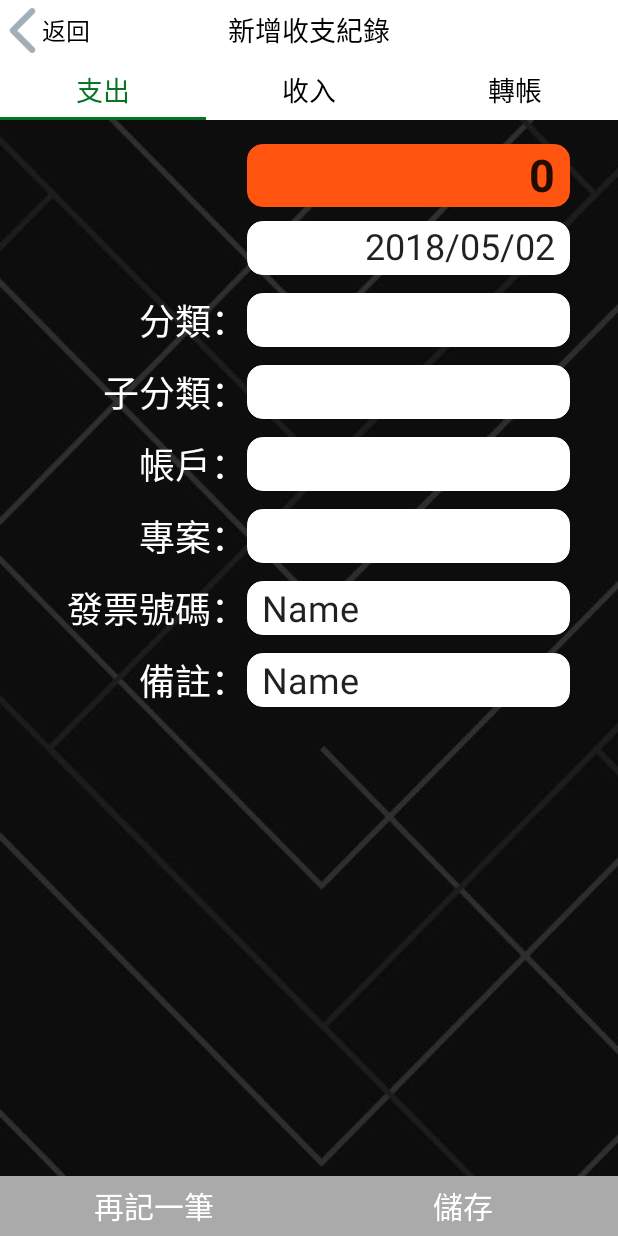
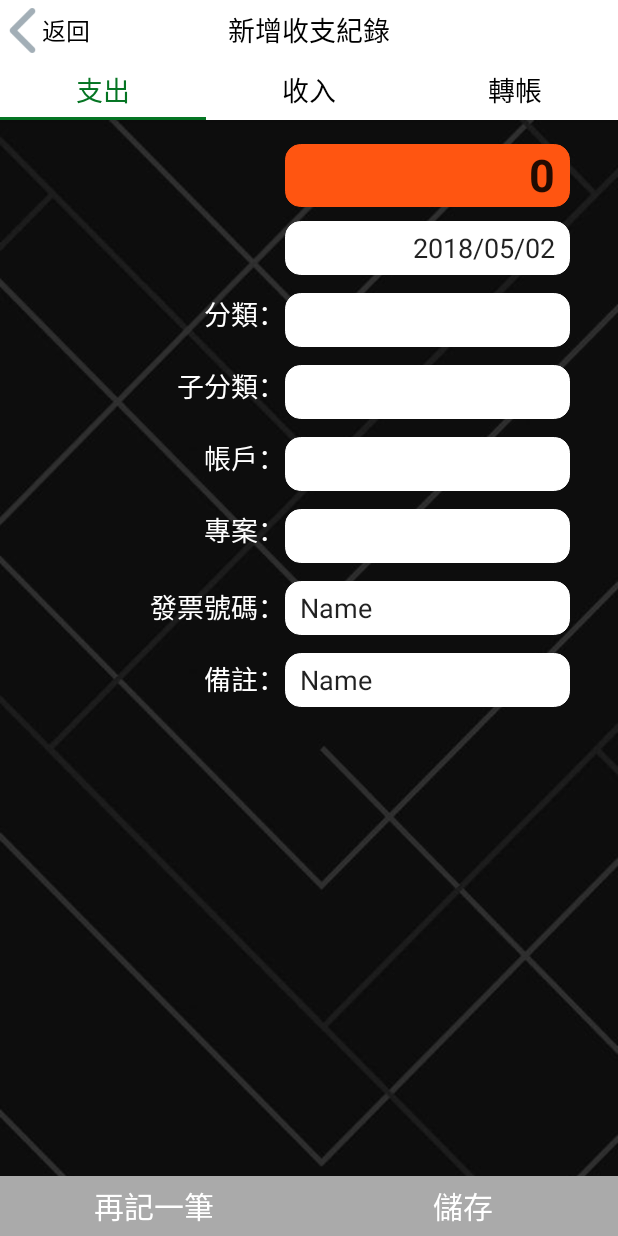
Before and after one commit to riotonchen/AndroidProject, an Android app: the Main5Activity screen opened directly, with no data from a screen before it, on a phone screen of 412 x 824 dp. Run offline under Robolectric (Android 15) with nearby library versions, the light colour scheme and no system bars.

Commit message:
05091401

```diff
--- a/app/src/main/java/com/example/admin/project/MainActivity.java
+++ b/app/src/main/java/com/example/admin/project/MainActivity.java
@@ -63,7 +63,7 @@
     }
 
     public void OnClick(View v){
-        it=new Intent(this,Main6Activity.class);
+        it=new Intent(this,Main5Activity.class);
         startActivity(it);
     }
 }
--- a/app/src/main/res/drawable/tab_color_selector.xml
+++ b/app/src/main/res/drawable/tab_color_selector.xml
@@ -1,5 +1,7 @@
 <?xml version="1.0" encoding="utf-8"?>
 <selector xmlns:android="http://schemas.android.com/apk/res/android">
-    <item android:state_selected="true" android:drawable="@color/tab_background_selected"/>
-    <item android:drawable="@color/tab_background_unselected"/>
+
+    <item android:state_selected="true" android:drawable="@drawable/tab_background_selected"/>
+    <item android:drawable="@drawable/tab_background_unselected"/>
+
 </selector>
--- a/app/src/main/res/layout/activity_main5.xml
+++ b/app/src/main/res/layout/activity_main5.xml
@@ -32,7 +32,7 @@
                 android:textColor="@android:color/background_dark"
                 android:textColorHighlight="@android:color/background_light"
                 android:textColorLink="@android:color/background_light"
-                android:textSize="16sp"
+                android:textSize="16dp"
                 app:layout_constraintBottom_toBottomOf="parent"
                 app:layout_constraintStart_toStartOf="parent"
                 app:layout_constraintTop_toTopOf="parent" />
--- a/app/src/main/res/layout/activity_main6.xml
+++ b/app/src/main/res/layout/activity_main6.xml
@@ -55,12 +55,13 @@
 
                 android:layout_marginStart="8dp"
                 android:layout_marginTop="8dp"
+                android:background="@drawable/tab_color_selector"
                 app:layout_constraintBottom_toBottomOf="parent"
                 app:layout_constraintEnd_toEndOf="parent"
                 app:layout_constraintStart_toStartOf="parent"
                 app:layout_constraintTop_toTopOf="parent"
                 app:tabBackground="@drawable/tab_color_selector"
-                app:tabIndicatorColor="#057523"
+                app:tabIndicatorColor="#AAAAAA"
                 app:tabIndicatorHeight="2.0dp"
                 app:tabSelectedTextColor="@android:color/background_light"
                 app:tabTextAppearance="@android:style/TextAppearance.Holo.Medium"
--- a/app/src/main/res/layout/tab1_fragment.xml
+++ b/app/src/main/res/layout/tab1_fragment.xml
@@ -10,7 +10,7 @@
 
     <EditText
         android:id="@+id/editText"
-        android:layout_width="215dp"
+        android:layout_width="190dp"
         android:layout_height="42dp"
         android:layout_marginBottom="8dp"
         android:layout_marginEnd="32dp"
@@ -33,7 +33,7 @@
 
     <EditText
         android:id="@+id/editText2"
-        android:layout_width="215dp"
+        android:layout_width="190dp"
         android:layout_height="36dp"
         android:layout_marginBottom="8dp"
         android:layout_marginEnd="32dp"
@@ -44,8 +44,10 @@
         android:inputType="date"
         android:paddingLeft="10dp"
         android:paddingRight="10dp"
+        android:paddingTop="5dp"
+        android:paddingBottom="5dp"
         android:text="2018/05/02"
-        android:textSize="24sp"
+        android:textSize="18sp"
         app:layout_constraintBottom_toBottomOf="parent"
         app:layout_constraintEnd_toEndOf="parent"
         app:layout_constraintHorizontal_bias="1.0"
@@ -55,13 +57,13 @@
 
     <Spinner
         android:id="@+id/spinner"
-        android:layout_width="215dp"
+        android:layout_width="190dp"
         android:layout_height="36dp"
         android:layout_marginBottom="8dp"
         android:layout_marginEnd="32dp"
         android:layout_marginTop="115dp"
         android:background="@drawable/et"
-        android:textSize="24sp"
+        android:textSize="18sp"
         android:theme="@style/SpinnerStyle"
         app:layout_constraintBottom_toBottomOf="parent"
         app:layout_constraintEnd_toEndOf="parent"
@@ -70,13 +72,13 @@
 
     <Spinner
         android:id="@+id/spinner2"
-        android:layout_width="215dp"
+        android:layout_width="190dp"
         android:layout_height="36dp"
         android:layout_marginBottom="8dp"
         android:layout_marginEnd="32dp"
         android:layout_marginTop="211dp"
         android:background="@drawable/et"
-        android:textSize="24sp"
+        android:textSize="18sp"
         app:layout_constraintBottom_toBottomOf="parent"
         app:layout_constraintEnd_toEndOf="parent"
         app:layout_constraintTop_toTopOf="parent"
@@ -84,13 +86,13 @@
 
     <Spinner
         android:id="@+id/spinner3"
-        android:layout_width="215dp"
+        android:layout_width="190dp"
         android:layout_height="36dp"
         android:layout_marginBottom="8dp"
         android:layout_marginEnd="32dp"
         android:layout_marginTop="259dp"
         android:background="@drawable/et"
-        android:textSize="24sp"
+        android:textSize="18sp"
         app:layout_constraintBottom_toBottomOf="parent"
         app:layout_constraintEnd_toEndOf="parent"
         app:layout_constraintTop_toTopOf="parent"
@@ -98,13 +100,13 @@
 
     <Spinner
         android:id="@+id/spinner4"
-        android:layout_width="215dp"
+        android:layout_width="190dp"
         android:layout_height="36dp"
         android:layout_marginBottom="8dp"
         android:layout_marginEnd="32dp"
         android:layout_marginTop="163dp"
         android:background="@drawable/et"
-        android:textSize="24sp"
+        android:textSize="18sp"
         app:layout_constraintBottom_toBottomOf="parent"
         app:layout_constraintEnd_toEndOf="parent"
         app:layout_constraintTop_toTopOf="parent"
@@ -112,7 +114,7 @@
 
     <EditText
         android:id="@+id/editText3"
-        android:layout_width="215dp"
+        android:layout_width="190dp"
         android:layout_height="36dp"
         android:layout_marginBottom="8dp"
         android:layout_marginEnd="32dp"
@@ -123,7 +125,7 @@
         android:paddingLeft="10dp"
         android:paddingRight="10dp"
         android:text="Name"
-        android:textSize="24sp"
+        android:textSize="18sp"
         app:layout_constraintBottom_toBottomOf="parent"
         app:layout_constraintEnd_toEndOf="parent"
         app:layout_constraintTop_toTopOf="parent"
@@ -131,7 +133,7 @@
 
     <EditText
         android:id="@+id/editText4"
-        android:layout_width="215dp"
+        android:layout_width="190dp"
         android:layout_height="36dp"
         android:layout_marginBottom="8dp"
         android:layout_marginEnd="32dp"
@@ -142,7 +144,7 @@
         android:paddingLeft="10dp"
         android:paddingRight="10dp"
         android:text="Name"
-        android:textSize="24sp"
+        android:textSize="18sp"
         app:layout_constraintBottom_toBottomOf="parent"
         app:layout_constraintEnd_toEndOf="parent"
         app:layout_constraintTop_toTopOf="parent"
@@ -158,7 +160,7 @@
         android:gravity="right"
         android:text="分類："
         android:textColor="@android:color/background_light"
-        android:textSize="24sp"
+        android:textSize="18sp"
         app:layout_constraintBottom_toBottomOf="parent"
         app:layout_constraintEnd_toStartOf="@+id/spinner"
         app:layout_constraintHorizontal_bias="1.0"
@@ -171,12 +173,11 @@
         android:layout_width="100dp"
         android:layout_height="36dp"
         android:layout_marginBottom="8dp"
-        android:layout_marginStart="32dp"
         android:layout_marginTop="163dp"
         android:gravity="right"
         android:text="子分類："
         android:textColor="@android:color/background_light"
-        android:textSize="24sp"
+        android:textSize="18sp"
         app:layout_constraintBottom_toBottomOf="parent"
         app:layout_constraintEnd_toStartOf="@+id/spinner4"
         app:layout_constraintHorizontal_bias="1.0"
@@ -188,19 +189,14 @@
         android:id="@+id/textView19"
         android:layout_width="130dp"
         android:layout_height="36dp"
-        android:layout_marginBottom="8dp"
-        android:layout_marginStart="32dp"
-        android:layout_marginTop="307dp"
         android:gravity="right"
         android:text="發票號碼："
         android:textColor="@android:color/background_light"
-        android:textSize="24sp"
-        app:layout_constraintBottom_toBottomOf="parent"
+        android:textSize="18sp"
+        app:layout_constraintBaseline_toBaselineOf="@+id/editText3"
         app:layout_constraintEnd_toStartOf="@+id/editText3"
         app:layout_constraintHorizontal_bias="1.0"
-        app:layout_constraintStart_toStartOf="parent"
-        app:layout_constraintTop_toTopOf="parent"
-        app:layout_constraintVertical_bias="0.0" />
+        app:layout_constraintStart_toStartOf="parent" />
 
     <TextView
         android:id="@+id/textView20"
@@ -212,7 +208,7 @@
         android:gravity="right"
         android:text="帳戶："
         android:textColor="@android:color/background_light"
-        android:textSize="24sp"
+        android:textSize="18sp"
         app:layout_constraintBottom_toBottomOf="parent"
         app:layout_constraintEnd_toStartOf="@+id/spinner2"
         app:layout_constraintHorizontal_bias="1.0"
@@ -230,7 +226,7 @@
         android:gravity="right"
         android:text="專案："
         android:textColor="@android:color/background_light"
-        android:textSize="24sp"
+        android:textSize="18sp"
         app:layout_constraintBottom_toBottomOf="parent"
         app:layout_constraintEnd_toStartOf="@+id/spinner3"
         app:layout_constraintHorizontal_bias="1.0"
@@ -239,22 +235,18 @@
         app:layout_constraintVertical_bias="0.0" />
 
     <TextView
-        android:id="@+id/textView22"
+        android:id="@+id/textView18"
         android:layout_width="100dp"
         android:layout_height="36dp"
-        android:layout_marginBottom="8dp"
         android:layout_marginStart="32dp"
-        android:layout_marginTop="355dp"
         android:gravity="right"
         android:text="備註："
         android:textColor="@android:color/background_light"
-        android:textSize="24sp"
-        app:layout_constraintBottom_toBottomOf="parent"
+        android:textSize="18sp"
+        app:layout_constraintBaseline_toBaselineOf="@+id/editText4"
         app:layout_constraintEnd_toStartOf="@+id/editText4"
         app:layout_constraintHorizontal_bias="1.0"
-        app:layout_constraintStart_toStartOf="parent"
-        app:layout_constraintTop_toTopOf="parent"
-        app:layout_constraintVertical_bias="0.0" />
+        app:layout_constraintStart_toStartOf="parent" />
 
     <LinearLayout
         android:layout_width="fill_parent"
```
Also changed, not shown: app/src/main/res/drawable/tab_background_selected.xml (added, +15 -0 lines), app/src/main/res/drawable/tab_background_unselected.xml (added, +15 -0 lines), app/src/main/res/layout/activity_main.xml (+14 -12 lines), app/src/main/res/layout/tab4_fragment.xml (+22 -2 lines).
